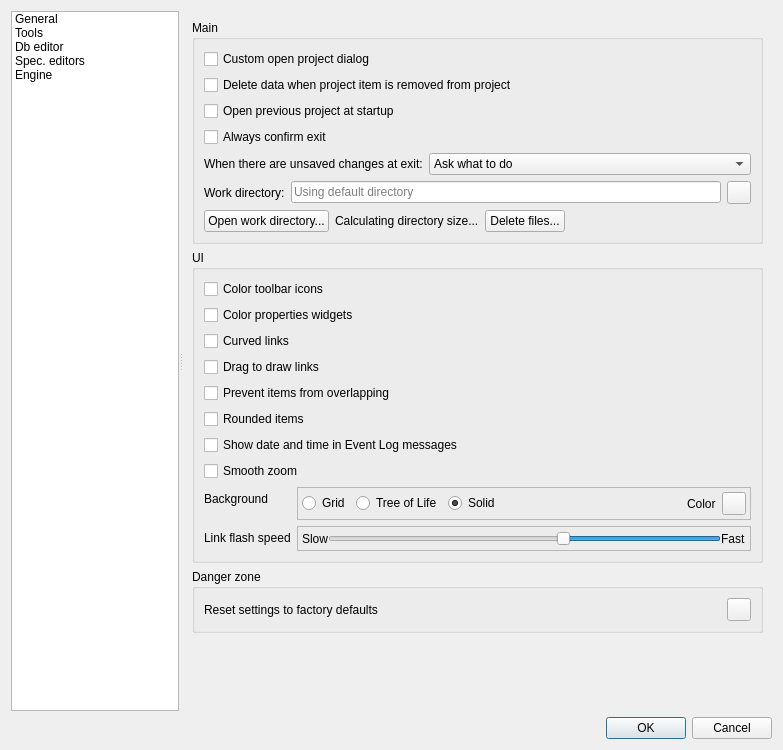
This is spinetoolbox/ui/settings.ui in spine-tools/Spine-Toolbox as Qt 5 draws it before an edit. The edited form follows.
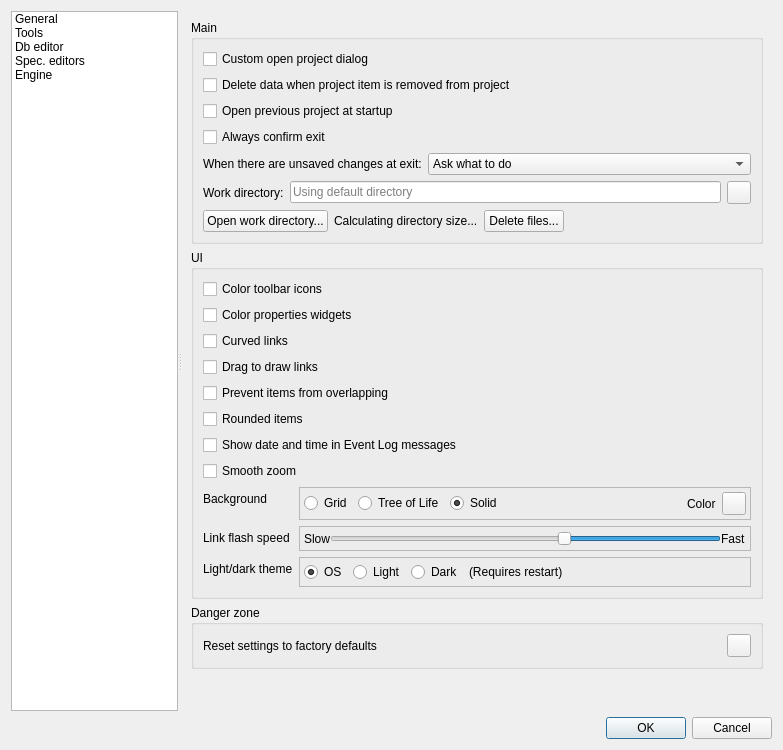
This is the edited form. Icons and pictures are not drawn. Custom widgets are drawn as their Qt base class.

What changed in the file:
```diff
--- a/spinetoolbox/ui/settings.ui
+++ b/spinetoolbox/ui/settings.ui
@@ -590,6 +590,84 @@
                </layout>
               </widget>
              </item>
+             <item row="2" column="0">
+              <widget class="QLabel" name="label_theme">
+               <property name="text">
+                <string>Light/dark theme</string>
+               </property>
+              </widget>
+             </item>
+             <item row="2" column="1">
+              <widget class="QFrame" name="frame_theme">
+               <property name="frameShape">
+                <enum>QFrame::Shape::StyledPanel</enum>
+               </property>
+               <property name="frameShadow">
+                <enum>QFrame::Shadow::Sunken</enum>
+               </property>
+               <layout class="QHBoxLayout" name="horizontalLayout_theme">
+                <property name="leftMargin">
+                 <number>4</number>
+                </property>
+                <property name="topMargin">
+                 <number>4</number>
+                </property>
+                <property name="rightMargin">
+                 <number>4</number>
+                </property>
+                <property name="bottomMargin">
+                 <number>4</number>
+                </property>
+                <item>
+                 <widget class="QRadioButton" name="radioButton_theme_os">
+                  <property name="text">
+                   <string>OS</string>
+                  </property>
+                  <property name="checked">
+                   <bool>true</bool>
+                  </property>
+                 </widget>
+                </item>
+                <item>
+                 <widget class="QRadioButton" name="radioButton_theme_light">
+                  <property name="text">
+                   <string>Light</string>
+                  </property>
+                 </widget>
+                </item>
+                <item>
+                 <widget class="QRadioButton" name="radioButton_theme_dark">
+                  <property name="text">
+                   <string>Dark</string>
+                  </property>
+                 </widget>
+                </item>
+                <item>
+                 <widget class="QLabel" name="label_theme_restart">
+                  <property name="text">
+                   <string>(Requires restart)</string>
+                  </property>
+                  <property name="enabled">
+                   <bool>true</bool>
+                  </property>
+                 </widget>
+                </item>
+                <item>
+                 <spacer name="horizontalSpacer_theme">
+                  <property name="orientation">
+                   <enum>Qt::Orientation::Horizontal</enum>
+                  </property>
+                  <property name="sizeHint" stdset="0">
+                   <size>
+                    <width>40</width>
+                    <height>20</height>
+                   </size>
+                  </property>
+                 </spacer>
+                </item>
+               </layout>
+              </widget>
+             </item>
             </layout>
            </item>
            <item row="3" column="0">
```
